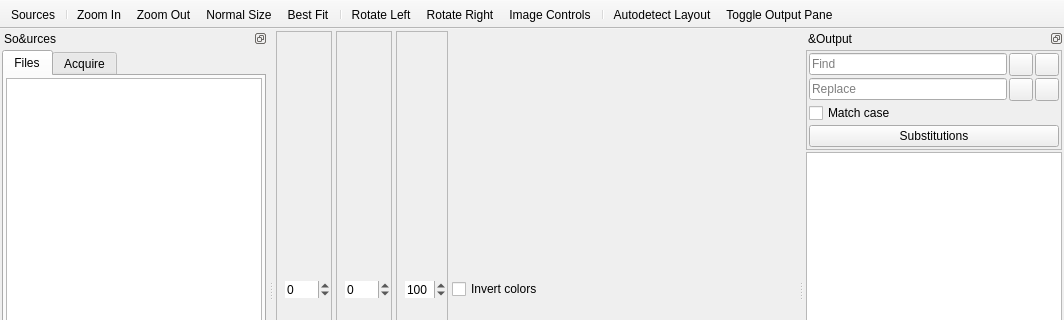
Before: the Qt Designer form qt/data/MainWindow.ui in manisandro/gImageReader, drawn with Qt 5; both pictures show x 0 to 1064 and y 0 to 320 of the 1064 by 572 pixel window.
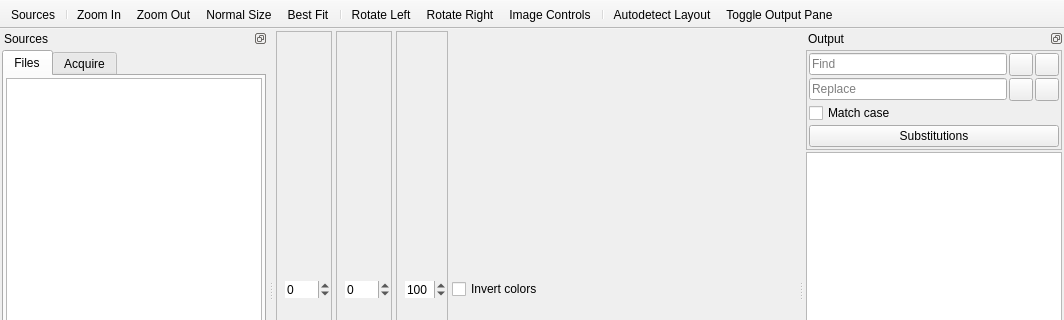
After: the same form once the commit is applied. Icons and pictures are not drawn. Custom widgets are drawn as their Qt base class.

Patch:
```diff
--- a/qt/data/MainWindow.ui
+++ b/qt/data/MainWindow.ui
@@ -278,7 +278,7 @@
     <set>QDockWidget::DockWidgetFloatable|QDockWidget::DockWidgetMovable</set>
    </property>
    <property name="windowTitle">
-    <string>So&amp;urces</string>
+    <string>Sources</string>
    </property>
    <attribute name="dockWidgetArea">
     <number>1</number>
@@ -547,7 +547,7 @@
     <set>QDockWidget::DockWidgetFloatable|QDockWidget::DockWidgetMovable</set>
    </property>
    <property name="windowTitle">
-    <string>&amp;Output</string>
+    <string>Output</string>
    </property>
    <attribute name="dockWidgetArea">
     <number>2</number>
```
